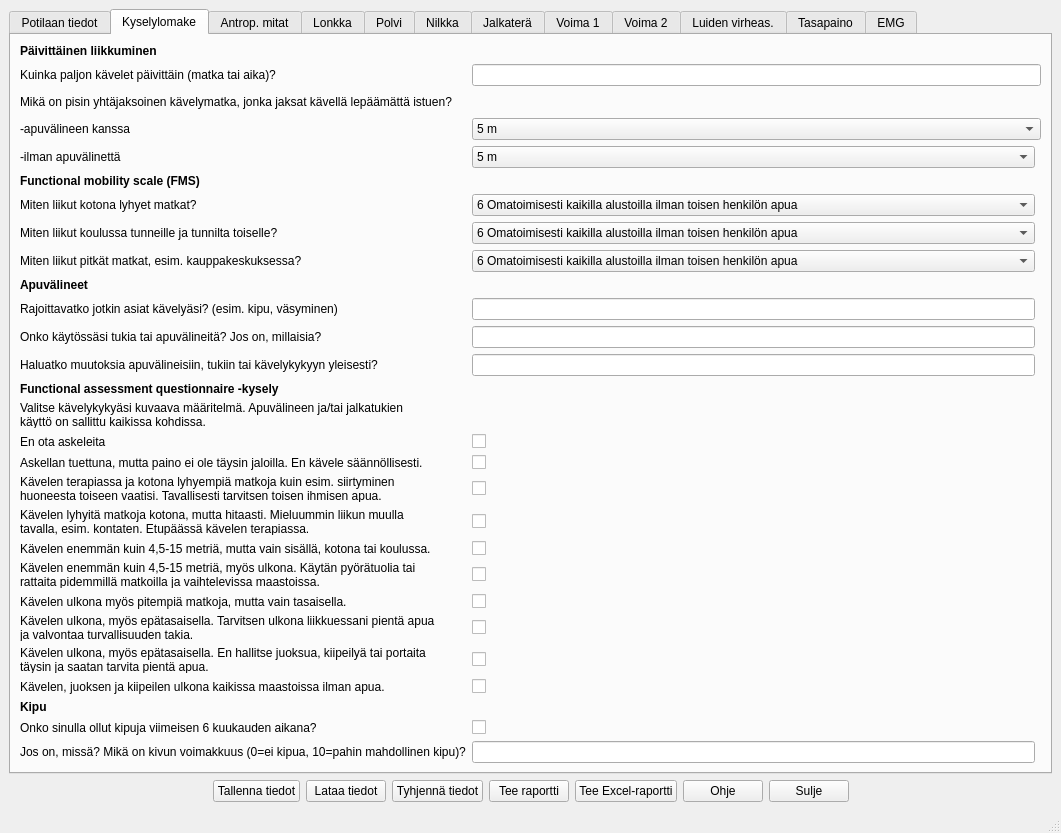
jjnurminen/liikelaaj, file tabbed_design.ui: the form before one commit.
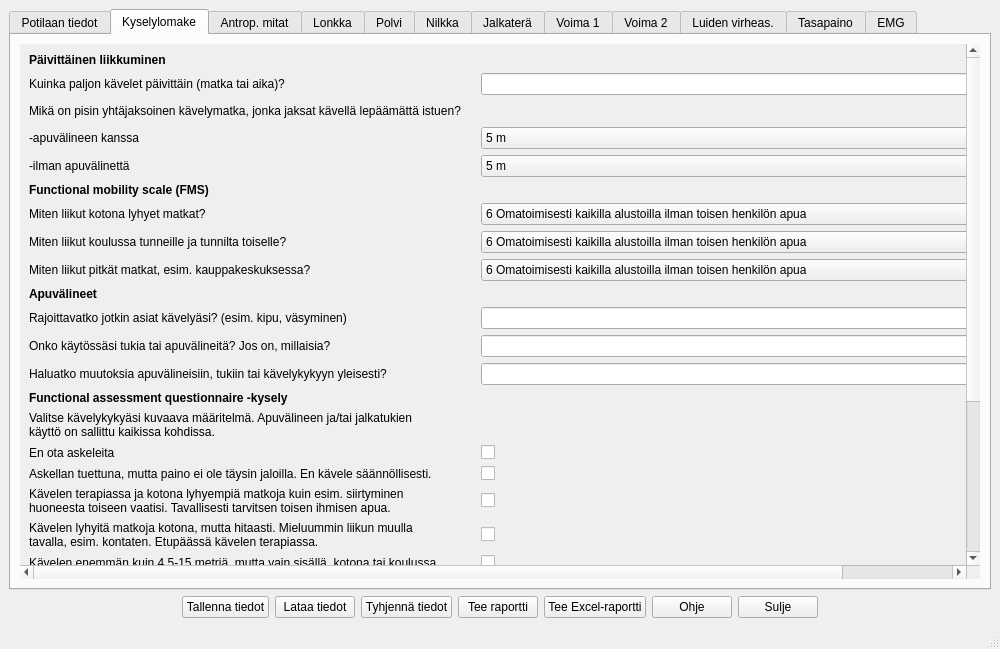
The form after the commit. Custom widgets are drawn as their Qt base class.

```diff
--- a/tabbed_design.ui
+++ b/tabbed_design.ui
@@ -6,8 +6,8 @@
    <rect>
     <x>0</x>
     <y>0</y>
-    <width>1061</width>
-    <height>833</height>
+    <width>1000</width>
+    <height>649</height>
    </rect>
   </property>
   <property name="windowTitle">
@@ -309,22 +309,30 @@
        <attribute name="title">
         <string>Kyselylomake</string>
        </attribute>
-       <layout class="QVBoxLayout" name="verticalLayout_13">
+       <layout class="QHBoxLayout" name="horizontalLayout_2">
         <item>
-         <spacer name="verticalSpacer_12">
-          <property name="orientation">
-           <enum>Qt::Vertical</enum>
+         <widget class="QScrollArea" name="scrollArea">
+          <property name="frameShape">
+           <enum>QFrame::NoFrame</enum>
           </property>
-          <property name="sizeHint" stdset="0">
-           <size>
-            <width>20</width>
-            <height>40</height>
-           </size>
+          <property name="frameShadow">
+           <enum>QFrame::Plain</enum>
           </property>
-         </spacer>
-        </item>
+          <property name="widgetResizable">
+           <bool>true</bool>
+          </property>
+          <widget class="QWidget" name="scrollAreaWidgetContents_2">
+           <property name="geometry">
+            <rect>
+             <x>0</x>
+             <y>0</y>
+             <width>964</width>
+             <height>701</height>
+            </rect>
+           </property>
+           <layout class="QHBoxLayout" name="horizontalLayout_3">
         <item>
-         <layout class="QGridLayout" name="gridLayout_10">
+             <layout class="QGridLayout" name="gridLayout_16">
           <item row="10" column="1">
            <widget class="QLabel" name="label_57">
             <property name="text">
@@ -661,7 +669,36 @@
            </widget>
           </item>
           <item row="3" column="2" colspan="2">
-           <widget class="QComboBox" name="comboBox">
+               <widget class="QComboBox" name="comboBox_13">
+                <item>
+                 <property name="text">
+                  <string>5 m</string>
+                 </property>
+                </item>
+                <item>
+                 <property name="text">
+                  <string>50 m</string>
+                 </property>
+                </item>
+                <item>
+                 <property name="text">
+                  <string>500 m</string>
+                 </property>
+                </item>
+                <item>
+                 <property name="text">
+                  <string>1-2 km</string>
+                 </property>
+                </item>
+                <item>
+                 <property name="text">
+                  <string>Yli 3 km</string>
+                 </property>
+                </item>
+               </widget>
+              </item>
+              <item row="4" column="2">
+               <widget class="QComboBox" name="comboBox_14">
             <item>
              <property name="text">
               <string>5 m</string>
@@ -829,56 +866,11 @@
             </property>
            </widget>
           </item>
-          <item row="24" column="2">
-           <widget class="QCheckBox" name="checkBox_19">
-            <property name="text">
-             <string/>
-            </property>
-           </widget>
-          </item>
-          <item row="4" column="2">
-           <widget class="QComboBox" name="comboBox_2">
-            <item>
-             <property name="text">
-              <string>5 m</string>
-             </property>
-            </item>
-            <item>
-             <property name="text">
-              <string>50 m</string>
-             </property>
-            </item>
-            <item>
-             <property name="text">
-              <string>500 m</string>
-             </property>
-            </item>
-            <item>
-             <property name="text">
-              <string>1-2 km</string>
-             </property>
-            </item>
-            <item>
-             <property name="text">
-              <string>Yli 3 km</string>
-             </property>
-            </item>
-           </widget>
-          </item>
-         </layout>
-        </item>
-        <item>
-         <spacer name="verticalSpacer_11">
-          <property name="orientation">
-           <enum>Qt::Vertical</enum>
-          </property>
-          <property name="sizeHint" stdset="0">
-           <size>
-            <width>20</width>
-            <height>40</height>
-           </size>
-          </property>
-         </spacer>
+             </layout>
+            </item>
+           </layout>
+          </widget>
+         </widget>
         </item>
        </layout>
       </widget>
```
Left out of the diff: 105 changed lines with no effect on the pictures. Lines whose indentation alone changed are shown as unchanged.
